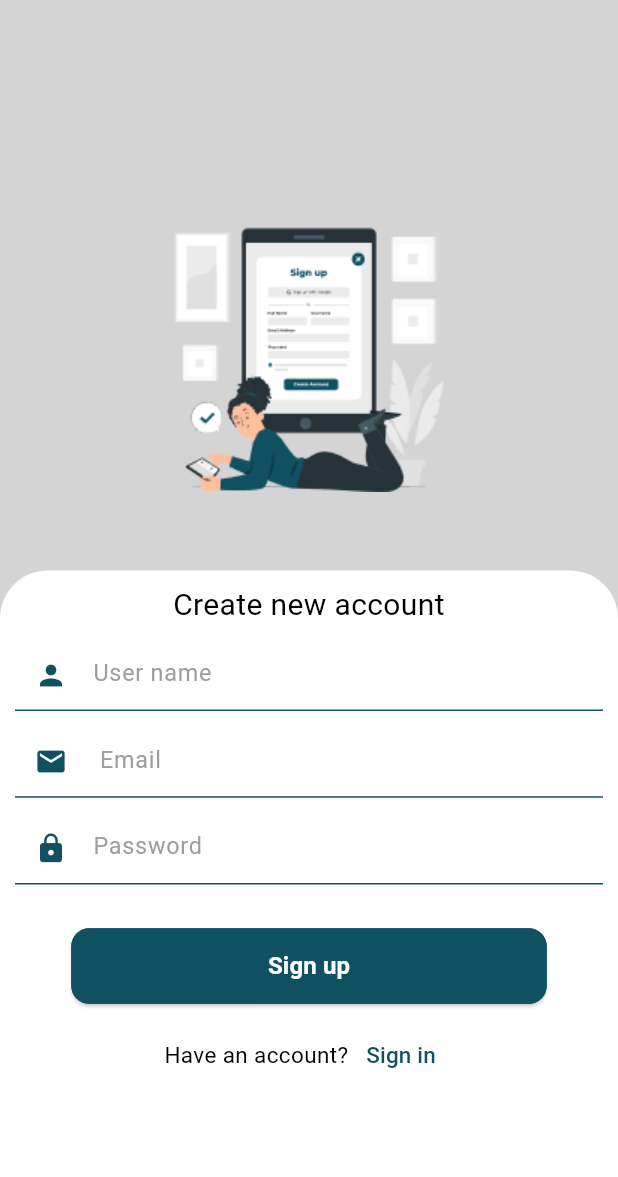
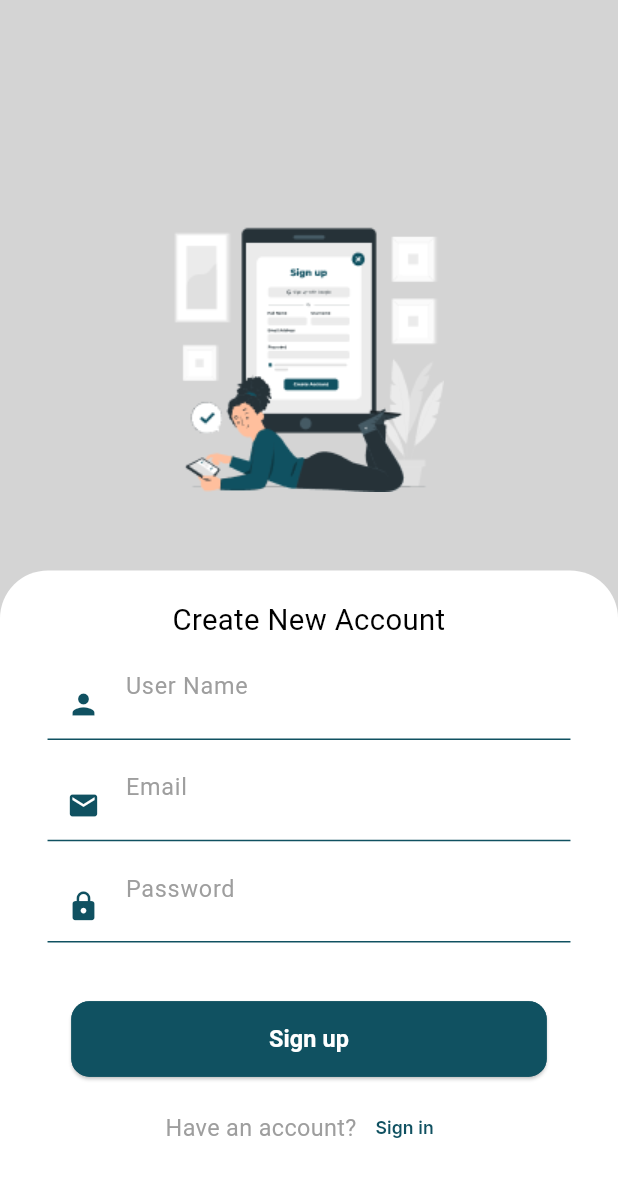
Before and after one commit to wealthwiseteam/wealth-wise-app, a Flutter app: the SignUpPage screen opened directly, on a phone screen of 412 x 824 dp. Shown: the top 1177 px of the screen. Run offline on Flutter 3.47's test engine with Material 2 defaults, Android fonts, the phone set to English and light mode, and no system bars; our stand-ins replace another_flushbar, dio, equatable, flutter_screenutil, flutter_svg, internet_connection_checker.

Commit message:
fix: sign up page

```diff
--- a/lib/main.dart
+++ b/lib/main.dart
@@ -12,6 +12,7 @@ import 'view/pages/auth/create_new_password/create_new_password.dart';
 import 'view/pages/auth/face_id/face_id_page.dart';
 import 'view/pages/auth/forget_password/forget_password_page.dart';
 import 'view/pages/auth/sign_in/sign_in_page.dart';
+import 'view/pages/auth/sign_up/sign_up_page.dart';
 
 
 void main() {
@@ -44,7 +45,7 @@ class MyApp extends StatelessWidget {
             physics: const BouncingScrollPhysics(),
           ),
           onGenerateRoute: RouteGenerate.getRoute,
-          home:SignInPage(),
+          home:SignUpPage(),
         );
       },
     );
--- a/lib/resources/localization/l10n/intl_en.arb
+++ b/lib/resources/localization/l10n/intl_en.arb
@@ -1,6 +1,8 @@
 {
     "_comment_": "--------------------- Auth ---------------------",
     "signIn": "Sign in",
+    "signUp": "Sign up",
+
     "register": "Register",
     "signInTitle": "Hi, Welcome Back",
     "email": "Email",
--- a/lib/view/pages/auth/sign_up/sign_up_page.dart
+++ b/lib/view/pages/auth/sign_up/sign_up_page.dart
@@ -2,36 +2,54 @@
 
 import 'package:flutter/material.dart';
 import 'package:flutter_screenutil/flutter_screenutil.dart';
+import 'package:wealth_wise/resources/extensions/extensions.dart';
 import 'package:wealth_wise/view/pages/auth/sign_in/sign_in_page.dart';
 
-
 import '../../../../resources/constants/app_assets.dart';
+import '../../../../resources/localization/generated/l10n.dart';
 import '../../../../resources/styles/app_colors.dart';
 import '../../../widgets/public_button.dart';
 import '../../../widgets/public_text.dart';
 import '../../../widgets/public_text_form_field.dart';
 import '../forget_password/forget_password_page.dart';
 
-
 class SignUpPage extends StatefulWidget {
-  const SignUpPage ({super.key});
+  const SignUpPage({super.key});
 
   @override
-  State<SignUpPage > createState() => _SignUpPageState();
+  State<SignUpPage> createState() => _SignUpPageState();
 }
 
-class _SignUpPageState extends State<SignUpPage > {
-  var emailController = TextEditingController();
+class _SignUpPageState extends State<SignUpPage> {
+  late final TextEditingController usernameController;
 
-  var usernameController = TextEditingController();
+  late final TextEditingController emailController;
 
-  var passwordController = TextEditingController();
+  late final TextEditingController passwordController;
+
+  @override
+  void initState() {
+    super.initState();
+    usernameController = TextEditingController();
+    emailController = TextEditingController();
+    passwordController = TextEditingController();
+  }
+
+  @override
+  void dispose() {
+    passwordController.dispose();
+    usernameController.dispose();
+    emailController.dispose();
+    super.dispose();
+  }
+
   @override
   Widget build(BuildContext context) {
+    final phoneSize = MediaQuery.sizeOf(context);
     return Scaffold(
       body: Stack(fit: StackFit.expand, children: [
         Container(
-          height: MediaQuery.of(context).size.height / 0.8.h,
+          height: phoneSize.height / 0.5.h,
           color: AppColors.lightGrey,
           child: Padding(
             padding: EdgeInsets.symmetric(vertical: 140.w),
@@ -41,14 +59,15 @@ class _SignUpPageState extends State<SignUpPage > {
             ),
           ),
         ),
-        Column(children: [
+        SingleChildScrollView(
+          physics: const ClampingScrollPhysics(),
+          child: Column(children: [
             Padding(
               padding: EdgeInsets.symmetric(vertical: 180.w),
             ),
-          Expanded(
-            child: Container(
-              height: MediaQuery.of(context).size.height / 1.5.h,
-              width: MediaQuery.of(context).size.width.w,
+            Container(
+              height: phoneSize.height / 1.5.h,
+              width: phoneSize.width,
               decoration: const BoxDecoration(
                 color: AppColors.white,
                 borderRadius: BorderRadius.only(
@@ -56,23 +75,19 @@ class _SignUpPageState extends State<SignUpPage > {
                     topRight: Radius.circular(32)),
               ),
               child: Padding(
-                padding: const EdgeInsets.all(10.0),
+                padding: EdgeInsets.symmetric(horizontal: 30.w, vertical: 20.h),
                 child: SingleChildScrollView(
                   child: Column(
                     mainAxisAlignment: MainAxisAlignment.spaceEvenly,
                     children: [
-                      const PublicText(
-                        txt: 'Create new account',
+                      PublicText(
+                        txt: S.of(context).signUpTitle,
                         align: TextAlign.center,
-                        size: 20,
+                        size: 20.sp,
                       ),
-                       SizedBox(
-                        height: 10.h,
-                      ),
+                      20.ph,
                       PublicTextFormField(
-                        contentPadding:  EdgeInsets.symmetric(
-                            horizontal: 10.h, vertical: 10.w),
-                        hint: 'User name',
+                        hint: S.of(context).userName,
                         keyboardtype: TextInputType.name,
                         prefixIcon: Icons.person,
                         showprefixIcon: true,
@@ -83,102 +98,56 @@ class _SignUpPageState extends State<SignUpPage > {
                           }
                           return null;
                         },
-                        // decoration: const InputDecoration(
-                        //   labelText: 'User name',
-                        //   labelStyle: TextStyle(
-                        //     color: AppColors.grey,
-                        //   ),
-                        //   fillColor: AppColors.mintGreen,
-                        //   prefixIcon: Icon(
-                        //     Icons.email,
-                        //     color: AppColors.mintGreen,
-                        //   ),
-                        // ),
                       ),
-                       SizedBox(
-                        height: 10.h,
-                      ),
+                      20.ph,
                       PublicTextFormField(
-                        contentPadding:  EdgeInsets.symmetric(
-                            horizontal: 10.h, vertical: 10.w),
-                        hint: ' Email',
+                        hint: S.of(context).email,
                         keyboardtype: TextInputType.emailAddress,
                         prefixIcon: Icons.email,
                         showprefixIcon: true,
                         controller: emailController,
                         validator: (email) {
                           if (email!.isEmpty) {
-                            return 'Please enter your username';
+                            return 'Please enter your email';
                           }
                           return null;
                         },
-                        // decoration: const InputDecoration(
-                        //   labelText: 'Email',
-                        //   labelStyle: TextStyle(
-                        //     color: AppColors.grey,
-                        //   ),
-                        //   fillColor: AppColors.mintGreen,
-                        //   prefixIcon: Icon(
-                        //     Icons.email,
-                        //     color: AppColors.mintGreen,
-                        //   ),
-                        // ),
                       ),
-                       SizedBox(
-                        height: 10.h,
-                      ),
+                      20.ph,
                       PublicTextFormField(
-                        contentPadding:  EdgeInsets.symmetric(
-                            horizontal: 10.h, vertical: 10.w),
-                        hint: 'Password',
+                        hint: S.of(context).password,
                         keyboardtype: TextInputType.text,
                         prefixIcon: Icons.lock,
                         showprefixIcon: true,
                         controller: passwordController,
                         validator: (password) {
                           if (password!.isEmpty) {
-                            return 'Please enter your username';
+                            return 'Please enter your password';
                           }
                           return null;
                         },
-                        // decoration: const InputDecoration(
-                        //   labelText: 'Password',
-                        //   labelStyle: TextStyle(
-                        //     color: AppColors.grey,
-                        //   ),
-                        //   fillColor: AppColors.mintGreen,
-                        //   prefixIcon: Icon(
-                        //     Icons.password,
-                        //     color: AppColors.mintGreen,
-                        //   ),
-                        // ),
                       ),
-                       SizedBox(
-                        height: 30.h,
-                      ),
+                      40.ph,
                       PublicButton(
-                        title: "Sign up",
-                        backgroundColor: AppColors.mintGreen,
-                        titleColor: AppColors.white,
+                        title: S.of(context).signUp,
                         width: 300.w,
-                        borderRadius: 12,
-                        titleSize: 16,
                         onPressed: () {
                           Navigator.push(
                             context,
                             MaterialPageRoute(
-                                builder: (context) => const ForgetPasswordPage()),
+                                builder: (context) =>
+                                    const ForgetPasswordPage()),
                           );
                         },
                       ),
-                       SizedBox(
-                        height: 10.h,
-                      ),
+                      10.ph,
                       Row(
                         mainAxisAlignment: MainAxisAlignment.center,
                         children: [
-                          const Text('Have an account?',
-                              style: TextStyle(fontSize: 15.0)),
+                          PublicText(
+                            txt: S.of(context).haveAccount,
+                            color: AppColors.grey,
+                          ),
                           TextButton(
                               onPressed: () {
                                 Navigator.push(
@@ -187,11 +156,13 @@ class _SignUpPageState extends State<SignUpPage > {
                                       builder: (context) => const SignInPage()),
                                 );
                               },
-                              child: const Text(
-                                'Sign in',
+                              child: Text(
+                                S.of(context).signIn,
                                 style: TextStyle(
-                                    fontSize: 15.0,
-                                    color: AppColors.mintGreen),
+                                    fontSize: 12.0.sp,
+                                    color: AppColors.mintGreen,
+                                    fontWeight: FontWeight.w600,
+                                    fontFamily: "Inter"),
                               ))
                         ],
                       ),
@@ -200,8 +171,8 @@ class _SignUpPageState extends State<SignUpPage > {
                 ),
               ),
             ),
-          ),
-        ])
+          ]),
+        )
       ]),
     );
   }
```
Also changed, not shown: lib/resources/localization/generated/intl/messages_en.dart, lib/resources/localization/generated/l10n.dart. Lines whose indentation alone changed are shown as unchanged.
